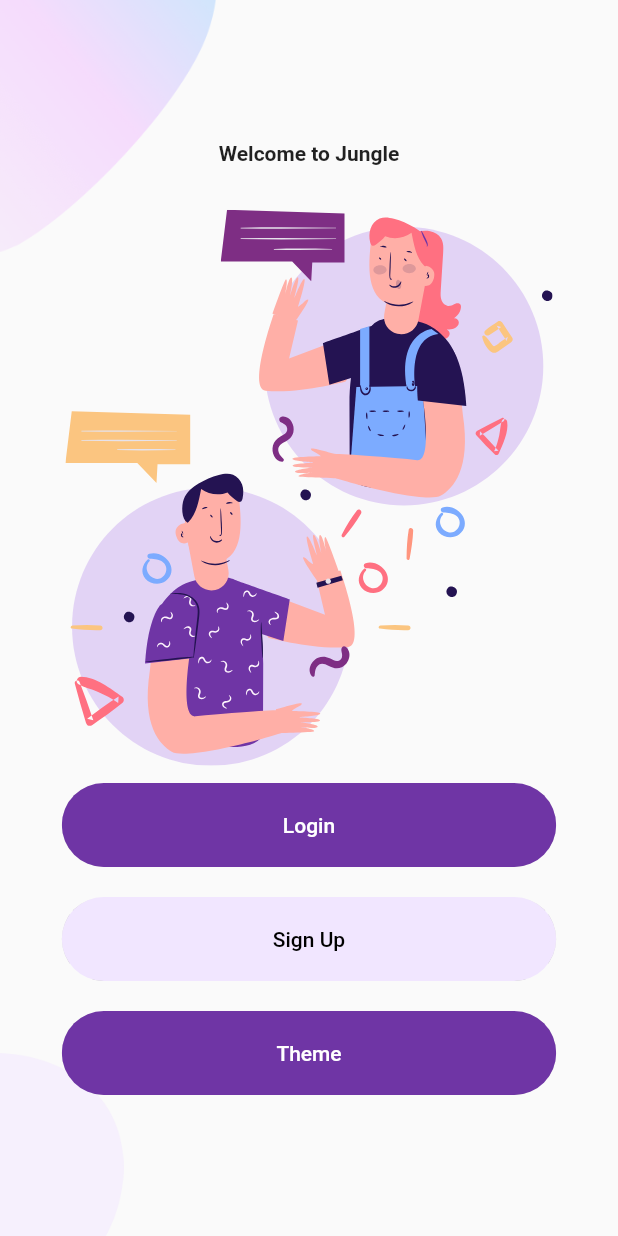
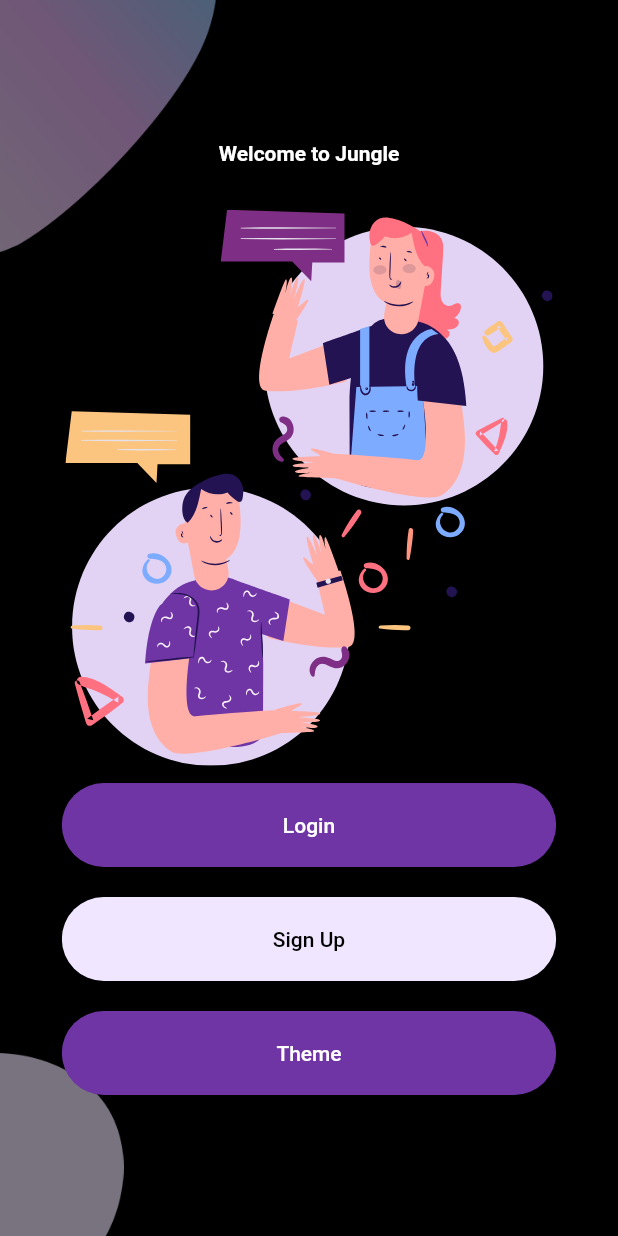
Before and after one commit to vlSolrac/01-Login, a Flutter app: the screen it shows after launch, after a tap on "Theme", on a phone screen of 412 x 824 dp. Run offline on Flutter 3.47's test engine with Material 2 defaults, Android fonts, the phone set to English and light mode, and no system bars; our stand-ins replace flutter_svg, shared_preferences.

Commit message:
provider

```diff
--- a/login/lib/main.dart
+++ b/login/lib/main.dart
@@ -1,14 +1,19 @@
 import 'package:flutter/material.dart';
 import 'package:login/helpers/preferences.dart';
+import 'package:login/providers/theme_provider.dart';
 import 'package:login/routers/routers.dart';
 import 'package:login/theme/theme.dart';
+import 'package:provider/provider.dart';
 
 void main() async {
   WidgetsFlutterBinding.ensureInitialized();
 
   await Preferences.init();
 
-  runApp(const MyApp());
+  runApp(MultiProvider(
+    providers: [ChangeNotifierProvider(create: (_) => ThemeProvider())],
+    child: const MyApp(),
+  ));
 }
 
 class MyApp extends StatelessWidget {
@@ -19,7 +24,7 @@ class MyApp extends StatelessWidget {
     return MaterialApp(
       debugShowCheckedModeBanner: false,
       title: 'Login',
-      theme: ThemeApp.themeLigth,
+      theme: Provider.of<ThemeProvider>(context).theme ? ThemeApp.themeLigth : ThemeApp.themeDark,
       initialRoute: RoutesApp.home,
       routes: RoutesApp.routes,
     );
--- /dev/null
+++ b/login/lib/providers/theme_provider.dart
@@ -0,0 +1,13 @@
+import 'package:flutter/cupertino.dart';
+import 'package:login/helpers/preferences.dart';
+
+class ThemeProvider extends ChangeNotifier {
+
+  bool theme = Preferences.theme;
+
+   changeTheme(bool value) {
+    theme = value;
+    notifyListeners();
+  }
+
+}
--- a/login/lib/screens/home/home.dart
+++ b/login/lib/screens/home/home.dart
@@ -1,18 +1,26 @@
 import 'package:flutter/material.dart';
 import 'package:login/helpers/preferences.dart';
+import 'package:login/providers/theme_provider.dart';
 import 'package:login/routers/routers.dart';
 import 'package:login/theme/theme.dart';
 import 'package:login/widgets/animation_image.dart';
 import 'package:login/widgets/widgets.dart';
+import 'package:provider/provider.dart';
 
-class HomeScreen extends StatelessWidget {
+class HomeScreen extends StatefulWidget {
 //Parametes.
 
   const HomeScreen({super.key});
 
   @override
+  State<HomeScreen> createState() => _HomeScreenState();
+}
+
+class _HomeScreenState extends State<HomeScreen> {
+  @override
   Widget build(BuildContext context) {
     //global variables.
+    final provider = Provider.of<ThemeProvider>(context, listen: false);
     final size = MediaQuery.of(context).size;
 
     return Scaffold(
@@ -52,7 +60,12 @@ class HomeScreen extends StatelessWidget {
               RoundedButtom(
                 text: "Theme",
                 color: ThemeApp.primary,
-                press: () => Preferences.theme = !Preferences.theme,
+                press: () {
+                  Preferences.theme = !Preferences.theme;
+
+                  provider.changeTheme(!Preferences.theme);
+                  setState(() {});
+                },
                 textColor: Colors.white,
               )
             ],
--- a/login/pubspec.yaml
+++ b/login/pubspec.yaml
@@ -35,6 +35,7 @@ dependencies:
 
   # The following adds the Cupertino Icons font to your application.
   # Use with the CupertinoIcons class for iOS style icons.\
+  provider: ^6.0.4
   cupertino_icons: ^1.0.2
   flutter_svg: ^1.1.6
   shared_preferences: ^2.0.15
```
Also changed, not shown: login/pubspec.lock.
